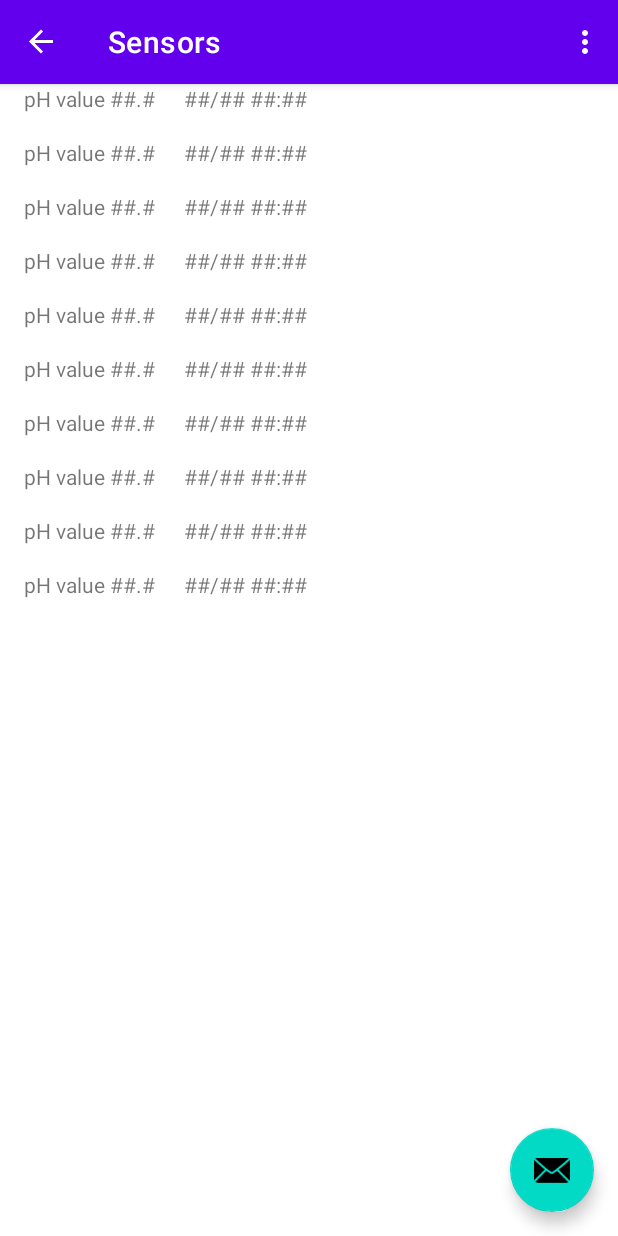
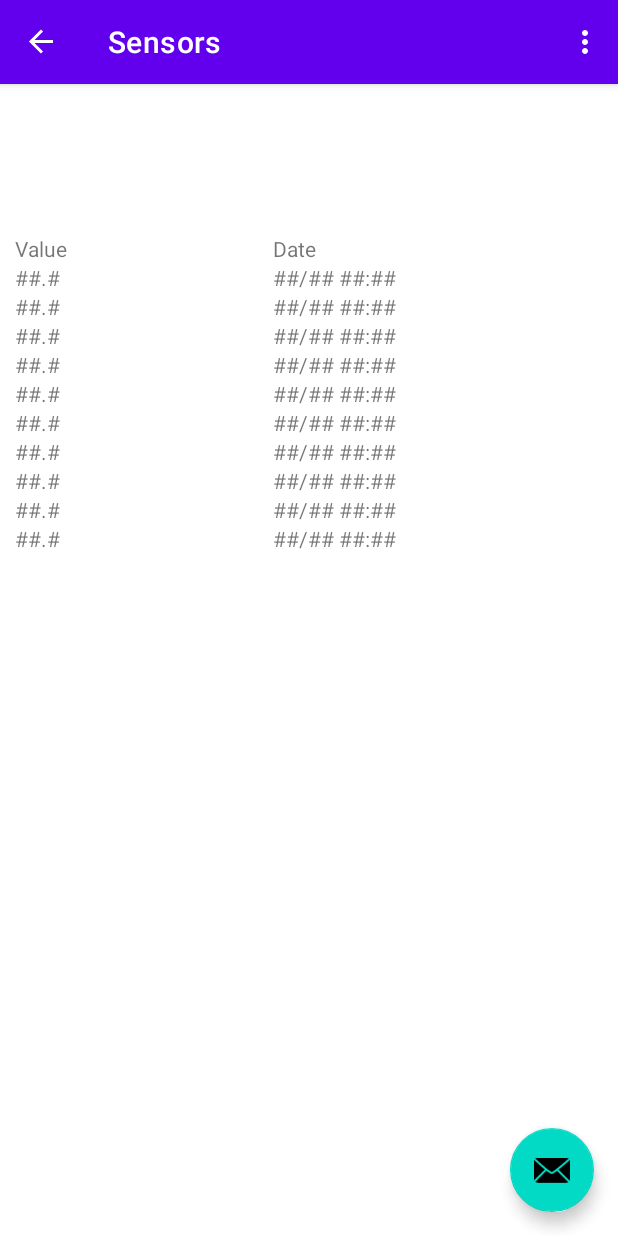
Before and after one commit to bretzle/HydroponicApp, an Android app: the screen it shows after launch (MainActivity), in the side drawer, after a tap on "Sensors", on a phone screen of 412 x 824 dp. Run offline under Robolectric (Android 15) with nearby library versions, the phone set to English and light mode, and no system bars; our stand-ins replace navigation-ui.

Commit message:
Use a table for ph

```diff
--- a/app/src/main/java/edu/hydroponicapp/ui/sensor/SensorFragment.java
+++ b/app/src/main/java/edu/hydroponicapp/ui/sensor/SensorFragment.java
@@ -4,39 +4,32 @@ import android.os.Bundle;
 import android.view.LayoutInflater;
 import android.view.View;
 import android.view.ViewGroup;
-import android.widget.RadioButton;
+import android.widget.TableLayout;
+import android.widget.TableRow;
 import android.widget.TextView;
 
 import androidx.annotation.NonNull;
 import androidx.annotation.Nullable;
 import androidx.fragment.app.Fragment;
-import androidx.lifecycle.Observer;
-import androidx.lifecycle.ViewModelProvider;
-import androidx.recyclerview.widget.GridLayoutManager;
-import androidx.recyclerview.widget.LinearLayoutManager;
-import androidx.recyclerview.widget.RecyclerView;
 
 import edu.hydroponicapp.R;
 import edu.hydroponicapp.databinding.FragmentSensorBinding;
-import edu.hydroponicapp.databinding.FragmentSlideshowBinding;
 
 public class SensorFragment extends Fragment {
 
     private static final String TAG = "RecyclerViewFragment";
     private static final int DATASET_COUNT = 10;
 
-    //    private SensorViewModel sensorViewModel;
     private FragmentSensorBinding binding;
 
-    protected RecyclerView mRecyclerView;
-    protected CustomAdapter mAdapter;
-    protected RecyclerView.LayoutManager mLayoutManager;
-    protected String[] mDataset;
+    protected TableLayout mTableView;
+    protected String[][] mDataset;
 
     private void initDataset() {
-        mDataset = new String[DATASET_COUNT];
+        mDataset = new String[DATASET_COUNT][2];
         for (int i = 0; i < DATASET_COUNT; i++) {
-            mDataset[i] = "pH value ##.#\t\t##/## ##:##";
+            mDataset[i][0] = "##.#";
+            mDataset[i][1] = "##/## ##:##";
         }
     }
 
@@ -50,39 +43,37 @@ public class SensorFragment extends Fragment {
     @Nullable
     @Override
     public View onCreateView(@NonNull LayoutInflater inflater, @Nullable ViewGroup container, @Nullable Bundle savedInstanceState) {
-//        sensorViewModel =
-//                new ViewModelProvider(this).get(SensorViewModel.class);
-
         binding = FragmentSensorBinding.inflate(inflater, container, false);
         View rootView = binding.getRoot();
 
         rootView.setTag(TAG);
 
-        mRecyclerView = rootView.findViewById(R.id.recyclerView);
-        mLayoutManager = new LinearLayoutManager(getActivity());
+        mTableView = rootView.findViewById(R.id.phTableView);
 
-        setRecyclerViewLayoutManager();
+        int last = mTableView.getChildCount() - 1;
 
-        mAdapter = new CustomAdapter(mDataset);
-        mRecyclerView.setAdapter(mAdapter);
+        TableRow rr = (TableRow) mTableView.getChildAt(last);
+
+        for (String[] data : mDataset) {
+            TableRow row = new TableRow(getContext());
+
+            ViewGroup.LayoutParams rowParams = rr.getChildAt(0).getLayoutParams();
+
+            TextView label_hello = new TextView(getContext());
+            label_hello.setText(data[0]);
+            label_hello.setLayoutParams(rowParams);
+            row.addView(label_hello);
+
+            TextView label_android = new TextView(getContext());
+            label_android.setText(data[1]);
+            label_android.setLayoutParams(rowParams);
+            row.addView(label_android);
+
+            mTableView.addView(row);
+        }
 
         return rootView;
     }
-
-    public void setRecyclerViewLayoutManager() {
-        int scrollPosition = 0;
-
-        // If a layout manager has already been set, get current scroll position.
-        if (mRecyclerView.getLayoutManager() != null) {
-            scrollPosition = ((LinearLayoutManager) mRecyclerView.getLayoutManager())
-                    .findFirstCompletelyVisibleItemPosition();
-        }
-
-        mLayoutManager = new LinearLayoutManager(getActivity());
-        mRecyclerView.setLayoutManager(mLayoutManager);
-        mRecyclerView.scrollToPosition(scrollPosition);
-    }
-
 
     @Override
     public void onDestroyView() {
--- a/app/src/main/res/layout/fragment_sensor.xml
+++ b/app/src/main/res/layout/fragment_sensor.xml
@@ -41,34 +41,57 @@
     <!--        app:layout_constraintTop_toBottomOf="@+id/textView2" />-->
 
 
-    <LinearLayout xmlns:android="http://schemas.android.com/apk/res/android"
+<!--    <LinearLayout xmlns:android="http://schemas.android.com/apk/res/android"-->
+<!--        android:layout_width="match_parent"-->
+<!--        android:layout_height="match_parent"-->
+<!--        android:orientation="vertical">-->
+<!--        &lt;!&ndash;        <RadioGroup&ndash;&gt;-->
+<!--        &lt;!&ndash;            android:layout_width="match_parent"&ndash;&gt;-->
+<!--        &lt;!&ndash;            android:layout_height="wrap_content"&ndash;&gt;-->
+<!--        &lt;!&ndash;            android:checkedButton="@+id/linear_layout_rb"&ndash;&gt;-->
+<!--        &lt;!&ndash;            android:gravity="center_horizontal"&ndash;&gt;-->
+<!--        &lt;!&ndash;            android:orientation="horizontal">&ndash;&gt;-->
+
+<!--        &lt;!&ndash;            <RadioButton&ndash;&gt;-->
+<!--        &lt;!&ndash;                android:id="@+id/linear_layout_rb"&ndash;&gt;-->
+<!--        &lt;!&ndash;                android:layout_width="wrap_content"&ndash;&gt;-->
+<!--        &lt;!&ndash;                android:layout_height="wrap_content"&ndash;&gt;-->
+<!--        &lt;!&ndash;                android:text="@string/linear_layout_manager" />&ndash;&gt;-->
+
+<!--        &lt;!&ndash;            <RadioButton&ndash;&gt;-->
+<!--        &lt;!&ndash;                android:id="@+id/grid_layout_rb"&ndash;&gt;-->
+<!--        &lt;!&ndash;                android:layout_width="wrap_content"&ndash;&gt;-->
+<!--        &lt;!&ndash;                android:layout_height="wrap_content"&ndash;&gt;-->
+<!--        &lt;!&ndash;                android:text="@string/grid_layout_manager" />&ndash;&gt;-->
+<!--        &lt;!&ndash;        </RadioGroup>&ndash;&gt;-->
+
+<!--        <androidx.recyclerview.widget.RecyclerView-->
+<!--            android:id="@+id/recyclerView"-->
+<!--            android:layout_width="match_parent"-->
+<!--            android:layout_height="match_parent" />-->
+<!--    </LinearLayout>-->
+
+    <TableLayout xmlns:android="http://schemas.android.com/apk/res/android"
+        android:id="@+id/phTableView"
         android:layout_width="match_parent"
         android:layout_height="match_parent"
-        android:orientation="vertical">
-        <!--        <RadioGroup-->
-        <!--            android:layout_width="match_parent"-->
-        <!--            android:layout_height="wrap_content"-->
-        <!--            android:checkedButton="@+id/linear_layout_rb"-->
-        <!--            android:gravity="center_horizontal"-->
-        <!--            android:orientation="horizontal">-->
+        android:layout_marginTop="100dp"
+        android:paddingLeft="10dp"
+        android:paddingRight="10dp" >
 
-        <!--            <RadioButton-->
-        <!--                android:id="@+id/linear_layout_rb"-->
-        <!--                android:layout_width="wrap_content"-->
-        <!--                android:layout_height="wrap_content"-->
-        <!--                android:text="@string/linear_layout_manager" />-->
+        <TableRow>
+            <TextView
+                android:layout_width="wrap_content"
+                android:layout_height="wrap_content"
+                android:layout_weight="1"
+                android:text="Value" />
+            <TextView
+                android:layout_width="wrap_content"
+                android:layout_height="wrap_content"
+                android:layout_weight="1"
+                android:text="Date" />
+        </TableRow>
 
-        <!--            <RadioButton-->
-        <!--                android:id="@+id/grid_layout_rb"-->
-        <!--                android:layout_width="wrap_content"-->
-        <!--                android:layout_height="wrap_content"-->
-        <!--                android:text="@string/grid_layout_manager" />-->
-        <!--        </RadioGroup>-->
-
-        <androidx.recyclerview.widget.RecyclerView
-            android:id="@+id/recyclerView"
-            android:layout_width="match_parent"
-            android:layout_height="match_parent" />
-    </LinearLayout>
+    </TableLayout>
 
 </androidx.constraintlayout.widget.ConstraintLayout>
```
